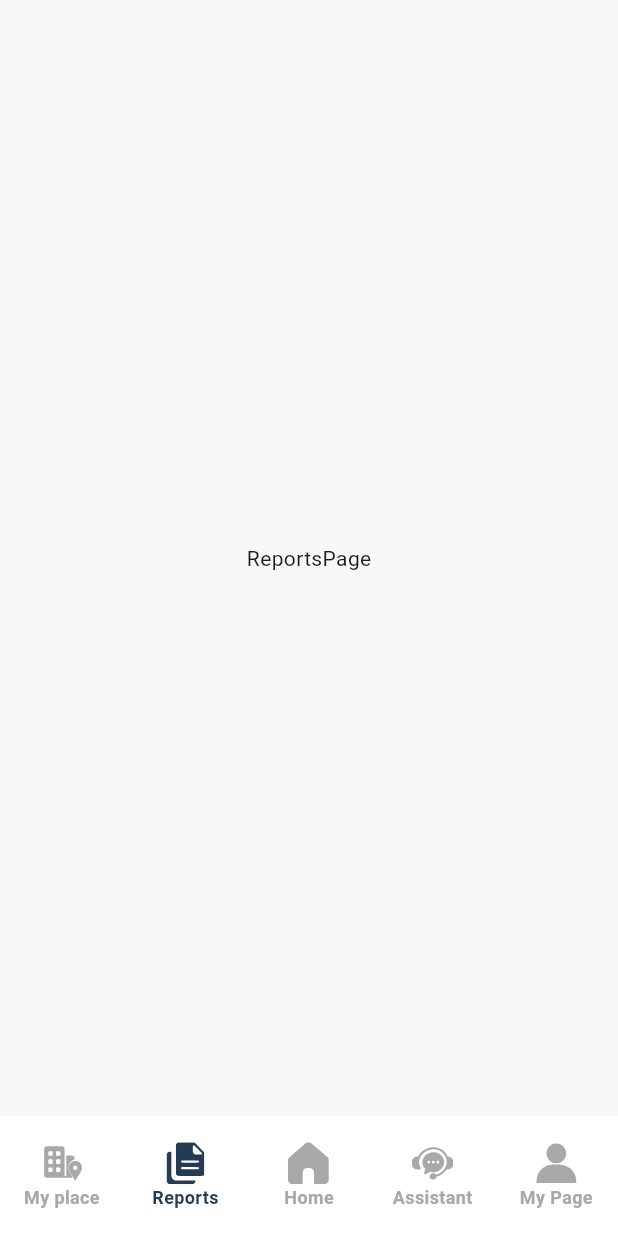
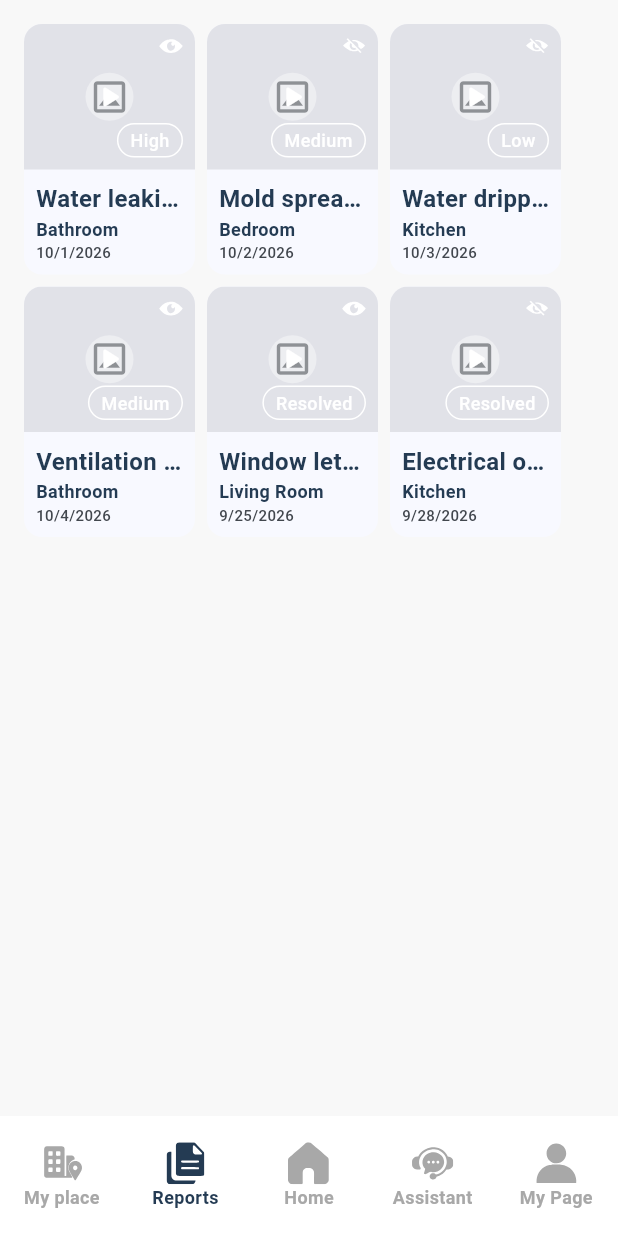
Before and after one commit to NebiusXNVIDIA-Global-AI-Hackathon/Dwell-FE, a Flutter app: the screen it shows after launch, item 2 of the bottom bar chosen, on a phone screen of 412 x 824 dp. Run offline on Flutter 3.47's test engine with Material 3 defaults, Android fonts, the phone set to English and light mode, and no system bars; our stand-ins replace flutter_riverpod, flutter_svg, go_router, material_ui; missing offline and left inert: fquery, fquery_core; Roboto replaces fonts that are missing (Pretendard Variable).

Commit message:
✨ Feat: Add Case card UI and connect it to Reports

```diff
--- a/lib/features/reports/data/mock_cases.dart
+++ b/lib/features/reports/data/mock_cases.dart
@@ -12,6 +12,7 @@ final List<CaseModel> mockCases = [
     isPublic: true,
     createdAt: DateTime(2026, 10, 1, 9),
     updatedAt: DateTime(2026, 10, 7, 9),
+    isVideo: true,
   ),
   CaseModel(
     id: 'mock-case-002',
@@ -24,6 +25,7 @@ final List<CaseModel> mockCases = [
     isPublic: false,
     createdAt: DateTime(2026, 10, 2, 14),
     updatedAt: DateTime(2026, 10, 6, 16),
+    isVideo: true,
   ),
   CaseModel(
     id: 'mock-case-003',
@@ -36,6 +38,7 @@ final List<CaseModel> mockCases = [
     isPublic: false,
     createdAt: DateTime(2026, 10, 3, 11),
     updatedAt: DateTime(2026, 10, 5, 10),
+    isVideo: true,
   ),
   CaseModel(
     id: 'mock-case-004',
@@ -48,6 +51,7 @@ final List<CaseModel> mockCases = [
     isPublic: true,
     createdAt: DateTime(2026, 10, 4, 8),
     updatedAt: DateTime(2026, 10, 4, 15),
+    isVideo: true,
   ),
   CaseModel(
     id: 'mock-case-005',
@@ -60,6 +64,7 @@ final List<CaseModel> mockCases = [
     isPublic: true,
     createdAt: DateTime(2026, 9, 25, 10),
     updatedAt: DateTime(2026, 10, 3, 13),
+    isVideo: true,
   ),
   CaseModel(
     id: 'mock-case-006',
@@ -72,5 +77,6 @@ final List<CaseModel> mockCases = [
     isPublic: false,
     createdAt: DateTime(2026, 9, 28, 17),
     updatedAt: DateTime(2026, 10, 2, 12),
+    isVideo: true,
   ),
 ];
--- a/lib/features/reports/models/case_model.dart
+++ b/lib/features/reports/models/case_model.dart
@@ -12,6 +12,7 @@ class CaseModel {
   final String affectedArea;
   final bool isPublic;
   final String? thumbnailUrl;
+  final bool isVideo;
   final DateTime createdAt;
   final DateTime updatedAt;
 
@@ -25,6 +26,7 @@ class CaseModel {
     required this.affectedArea,
     required this.isPublic,
     this.thumbnailUrl,
+    this.isVideo = false,
     required this.createdAt,
     required this.updatedAt,
   });
--- a/lib/features/reports/pages/reports_page.dart
+++ b/lib/features/reports/pages/reports_page.dart
@@ -1,12 +1,29 @@
 import 'package:material_ui/material_ui.dart';
+
+import '../data/mock_cases.dart';
+import '../widgets/case_card.dart';
 
 class ReportsPage extends StatelessWidget {
   const ReportsPage({super.key});
 
   @override
   Widget build(BuildContext context) {
-    return const Scaffold(
-      body: SafeArea(child: Center(child: Text('ReportsPage'))),
+    return Scaffold(
+      body: SafeArea(
+        child: SingleChildScrollView(
+          padding: const EdgeInsets.all(16),
+          child: Wrap(
+            spacing: 8,
+            runSpacing: 8,
+            children: mockCases.map((caseItem) {
+              return SizedBox(
+                width: 114,
+                child: CaseCard(key: ValueKey(caseItem.id), caseItem: caseItem),
+              );
+            }).toList(),
+          ),
+        ),
+      ),
     );
   }
 }
--- a/lib/features/reports/widgets/case_card.dart
+++ b/lib/features/reports/widgets/case_card.dart
@@ -0,0 +1,190 @@
+import 'package:flutter_svg/flutter_svg.dart';
+import 'package:intl/intl.dart';
+import 'package:material_ui/material_ui.dart';
+
+import '../models/case_model.dart';
+
+class CaseCard extends StatelessWidget {
+  final CaseModel caseItem;
+  final VoidCallback? onTap;
+
+  const CaseCard({super.key, required this.caseItem, this.onTap});
+
+  String get _badgeLabel {
+    if (caseItem.status == CaseStatus.resolved) {
+      return 'Resolved';
+    }
+
+    return switch (caseItem.severity) {
+      CaseSeverity.low => 'Low',
+      CaseSeverity.medium => 'Medium',
+      CaseSeverity.high => 'High',
+    };
+  }
+
+  @override
+  Widget build(BuildContext context) {
+    final colors = Theme.of(context).colorScheme;
+    final textColor = colors.brightness == Brightness.light
+        ? const Color(0xFF243B53)
+        : colors.onSurface;
+
+    return Card(
+      margin: EdgeInsets.zero,
+      elevation: 0,
+      color: colors.surface,
+      clipBehavior: Clip.antiAlias,
+      child: InkWell(
+        onTap: onTap,
+        child: Column(
+          mainAxisSize: MainAxisSize.min,
+          crossAxisAlignment: CrossAxisAlignment.stretch,
+          children: [
+            SizedBox(
+              height: 97,
+              child: Stack(
+                fit: StackFit.expand,
+                children: [
+                  _buildThumbnail(colors),
+                  Positioned(
+                    top: 8,
+                    right: 8,
+                    child: SvgPicture.asset(
+                      caseItem.isPublic
+                          ? 'assets/icons/case/eye.svg'
+                          : 'assets/icons/case/eye_off.svg',
+                      width: 16,
+                      height: 13,
+                      colorFilter: const ColorFilter.mode(
+                        Colors.white,
+                        BlendMode.srcIn,
+                      ),
+                      semanticsLabel: caseItem.isPublic ? 'Public' : 'Private',
+                    ),
+                  ),
+                  if (caseItem.isVideo)
+                    Center(
+                      child: Container(
+                        width: 32,
+                        height: 32,
+                        decoration: BoxDecoration(
+                          color: Colors.white.withValues(alpha: 0.4),
+                          shape: BoxShape.circle,
+                        ),
+                        child: const Icon(
+                          Icons.play_arrow_rounded,
+                          color: Colors.white,
+                          size: 24,
+                        ),
+                      ),
+                    ),
+                  Positioned(
+                    right: 8,
+                    bottom: 8,
+                    child: Container(
+                      padding: const EdgeInsets.symmetric(
+                        horizontal: 8,
+                        vertical: 2,
+                      ),
+                      decoration: ShapeDecoration(
+                        shape: const StadiumBorder(
+                          side: BorderSide(color: Colors.white),
+                        ),
+                      ),
+                      child: Text(
+                        _badgeLabel,
+                        style: const TextStyle(
+                          color: Colors.white,
+                          fontSize: 12,
+                          fontWeight: FontWeight.w500,
+                        ),
+                      ),
+                    ),
+                  ),
+                ],
+              ),
+            ),
+            Padding(
+              padding: const EdgeInsets.all(8),
+              child: Column(
+                crossAxisAlignment: CrossAxisAlignment.start,
+                children: [
+                  Text(
+                    caseItem.title,
+                    maxLines: 1,
+                    overflow: TextOverflow.ellipsis,
+                    style: TextStyle(
+                      color: textColor,
+                      fontSize: 16,
+                      fontWeight: FontWeight.w700,
+                    ),
+                  ),
+                  Text(
+                    caseItem.location,
+                    maxLines: 1,
+                    overflow: TextOverflow.ellipsis,
+                    style: TextStyle(
+                      color: textColor,
+                      fontSize: 12,
+                      fontWeight: FontWeight.w600,
+                    ),
+                  ),
+                  Text(
+                    DateFormat('M/d/yyyy').format(caseItem.createdAt),
+                    style: TextStyle(
+                      color: colors.onSurfaceVariant,
+                      fontSize: 10,
+                      fontWeight: FontWeight.w500,
+                    ),
+                  ),
+                ],
+              ),
+            ),
+          ],
+        ),
+      ),
+    );
+  }
+
+  Widget _buildThumbnail(ColorScheme colors) {
+    final source = caseItem.thumbnailUrl;
+
+    if (source == null || source.trim().isEmpty) {
+      return _placeholder(colors);
+    }
+
+    final uri = Uri.tryParse(source);
+    final isNetworkImage = uri?.scheme == 'https' || uri?.scheme == 'http';
+
+    if (isNetworkImage) {
+      return Image.network(
+        source,
+        fit: BoxFit.cover,
+        errorBuilder: (context, error, stackTrace) {
+          return _placeholder(colors);
+        },
+      );
+    }
+
+    return Image.asset(
+      source,
+      fit: BoxFit.cover,
+      errorBuilder: (context, error, stackTrace) {
+        return _placeholder(colors);
+      },
+    );
+  }
+
+  Widget _placeholder(ColorScheme colors) {
+    return ColoredBox(
+      color: colors.surfaceContainerHighest,
+      child: Center(
+        child: Icon(
+          Icons.image_outlined,
+          color: colors.onSurfaceVariant,
+          size: 28,
+        ),
+      ),
+    );
+  }
+}
--- a/pubspec.yaml
+++ b/pubspec.yaml
@@ -76,6 +76,7 @@ flutter:
     - assets/images/
     - assets/icons/
     - assets/icons/bottom_nav/
+    - assets/icons/case/
 
   fonts:
     - family: Pretendard Variable
```
Also changed, not shown: assets/icons/case/eye.svg (added), assets/icons/case/eye_off.svg (added).
